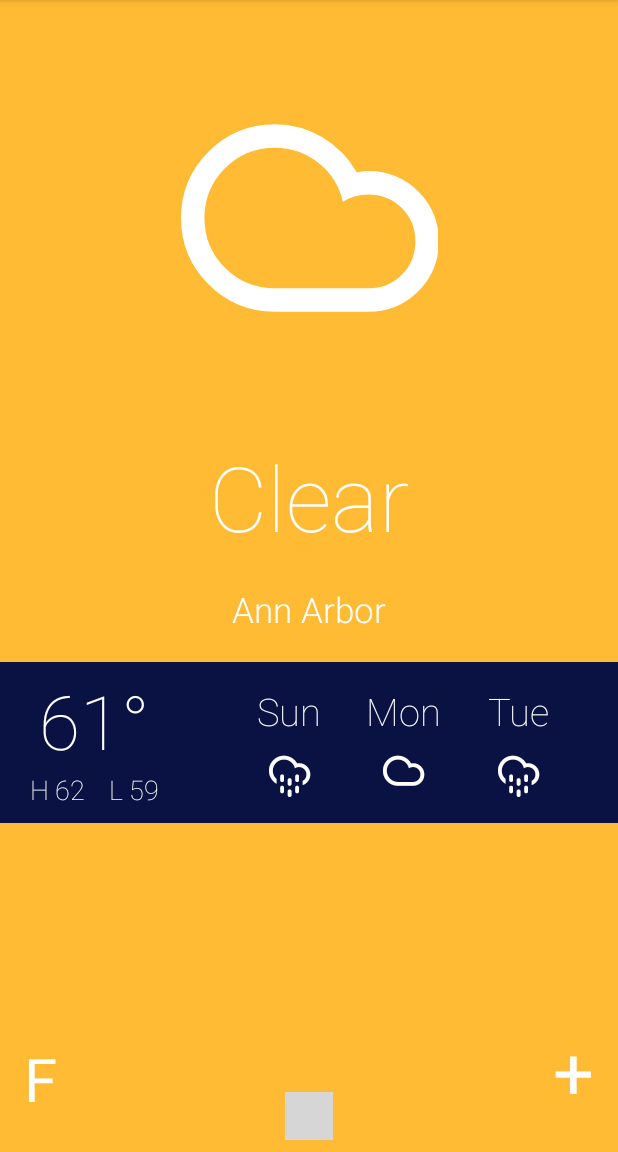
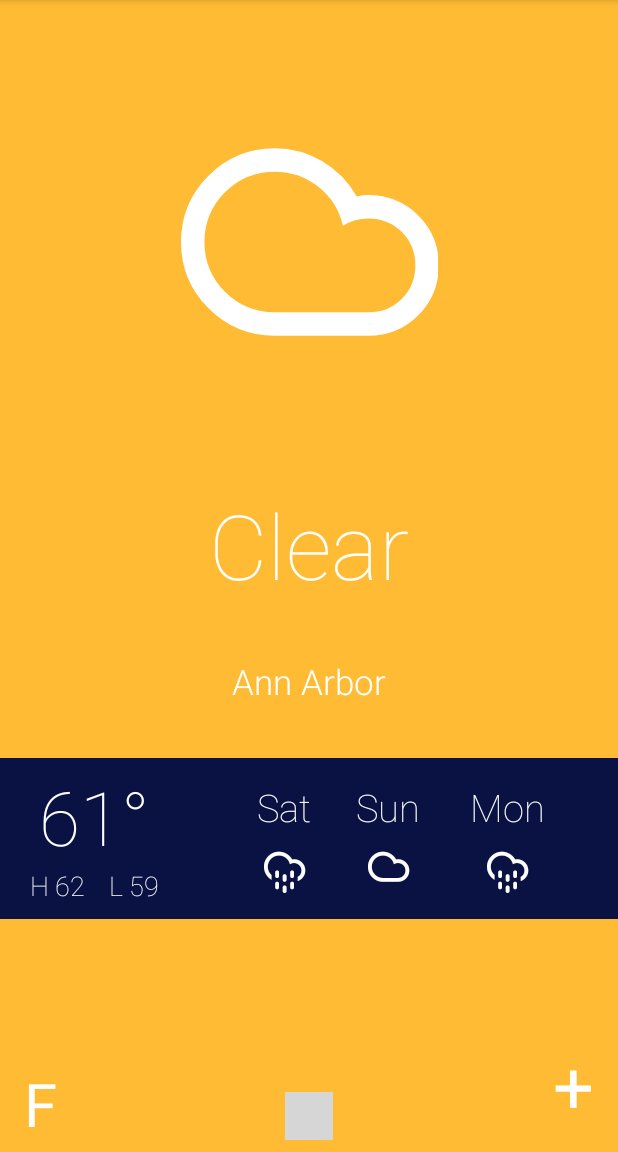
Before and after one commit to Luna-Jia/Android_Weather_App, an Android app: the screen it shows after launch (MainActivity), on a phone screen of 412 x 824 dp, the part 84-1236 px from its top. Run offline under Robolectric (Android 15) with nearby library versions, the phone set to English and light mode, and no system bars; libraries missing offline, so code that uses them is left out: com.tbuonomo.viewpagerdotsindicator; plain views replace SpringDotsIndicator; 2 statements that could not run were skipped; grey boxes are pictures that could not be loaded.

Commit message:
dynamically update next 3 days' weekday name

```diff
--- a/A13Pager/app/src/main/java/com/example/a13pager/MainActivity.java
+++ b/A13Pager/app/src/main/java/com/example/a13pager/MainActivity.java
@@ -37,3 +37,5 @@ public class MainActivity extends AppCompatActivity {
         springDotsIndicator.setViewPager2(viewPager2);
     }
 }
+
+// jaso,
--- a/A13Pager/app/src/main/java/com/example/a13pager/MyViewPager2Adapter.java
+++ b/A13Pager/app/src/main/java/com/example/a13pager/MyViewPager2Adapter.java
@@ -7,6 +7,9 @@ import android.widget.TextView;
 import androidx.annotation.NonNull;
 import androidx.constraintlayout.widget.ConstraintLayout;
 import androidx.recyclerview.widget.RecyclerView;
+
+import java.text.SimpleDateFormat;
+import java.util.Calendar;
 
 public class MyViewPager2Adapter extends RecyclerView.Adapter<MyViewPager2Adapter.MyViewHolder>  {
     // Constructor of our ViewPager2Adapter class
@@ -31,6 +34,19 @@ public class MyViewPager2Adapter extends RecyclerView.Adapter<MyViewPager2Adapte
         holder.cv_city.setText(cv_models[position].mf_getCity());
         holder.cv_cond.setText(cv_models[position].mf_getCond());
         holder.constraintlayout.setBackgroundResource(cv_models[position].mf_getColor());
+
+        // Set the next three days' names
+        Calendar calendar = Calendar.getInstance();
+        SimpleDateFormat dayFormat = new SimpleDateFormat("E"); // "E" for the short name of the day
+
+        calendar.add(Calendar.DATE, 1);
+        holder.cv_nextDay1TextView.setText(dayFormat.format(calendar.getTime()));
+
+        calendar.add(Calendar.DATE, 1);
+        holder.cv_nextDay2TextView.setText(dayFormat.format(calendar.getTime()));
+
+        calendar.add(Calendar.DATE, 1);
+        holder.cv_nextDay3TextView.setText(dayFormat.format(calendar.getTime()));
     }
 
     //@Override
@@ -83,3 +99,4 @@ public class MyViewPager2Adapter extends RecyclerView.Adapter<MyViewPager2Adapte
         }
     }
 }
+// on click F
--- a/A13Pager/app/src/main/res/layout/single.xml
+++ b/A13Pager/app/src/main/res/layout/single.xml
@@ -64,7 +64,7 @@
         android:layout_height="wrap_content"
         android:paddingBottom="10dp"
         android:background="#091243"
-        android:layout_marginBottom="200dp"
+        android:layout_marginBottom="120dp"
         android:orientation="horizontal"
         app:layout_constraintBottom_toBottomOf="parent"
         app:layout_constraintEnd_toEndOf="parent"
```
